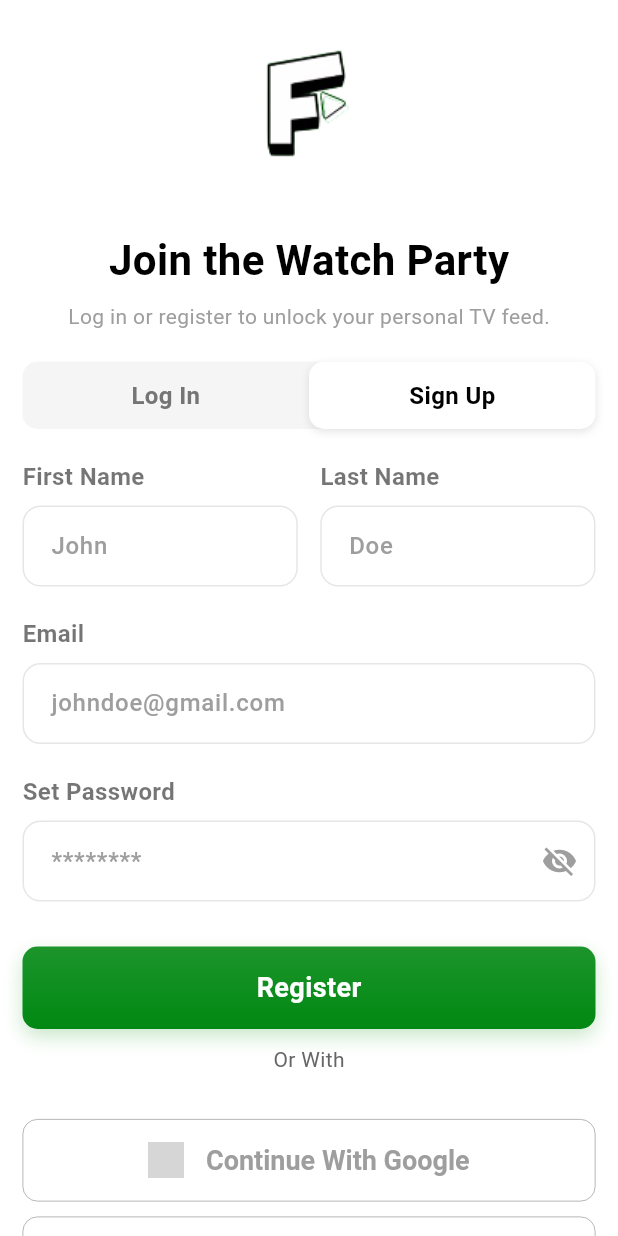
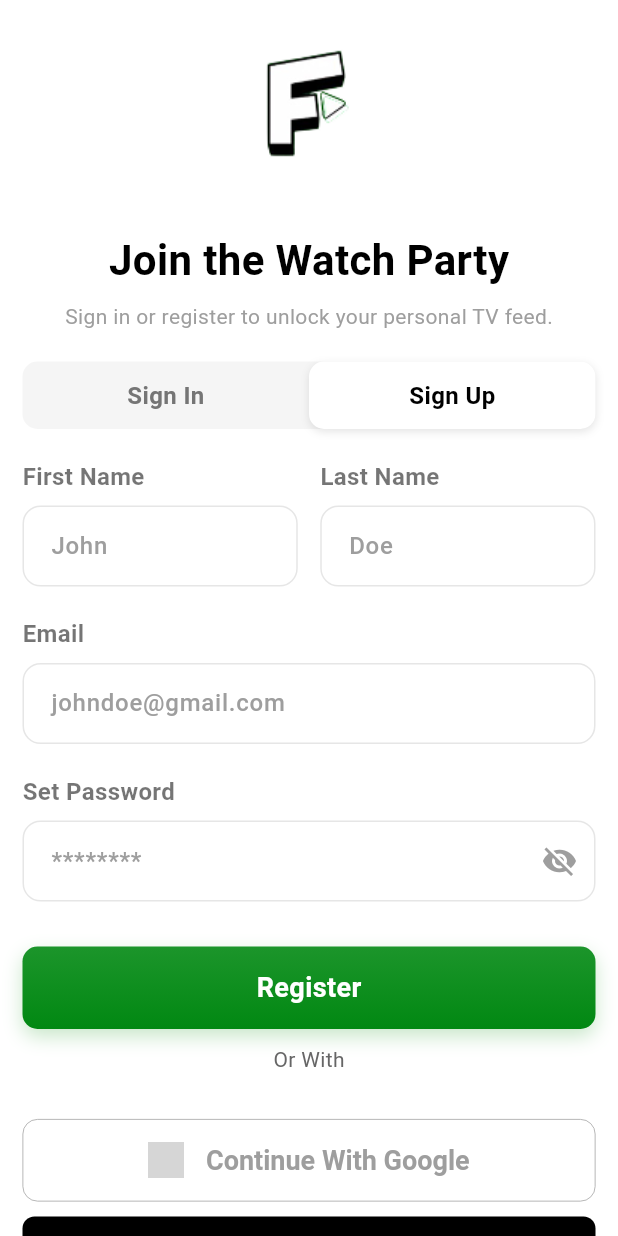
Before and after one commit to Kwabenabassaw/Finishd_supabase, a Flutter app: the Login screen opened by its route, after a tap on "Sign Up", on a phone screen of 412 x 824 dp. Run offline on Flutter 3.47's test engine with Material 3 defaults, Android fonts, the phone set to English and light mode, and no system bars; drawn by our look-alikes of sign_in_with_apple; our stand-ins replace app_links, cached_network_image, chewie, cloud_firestore, connectivity_plus, dash_chat_2 and 23 more; missing offline and left inert: tiktoklikescroller, tmdb_api, youtube_explode_dart; accounts and stored records are empty; generated files the repository leaves out were written again; grey boxes are pictures that could not be loaded.

Commit message:
ios changes

```diff
--- a/lib/onboarding/Login.dart
+++ b/lib/onboarding/Login.dart
@@ -1,11 +1,12 @@
 import 'package:finishd/onboarding/widgets/button.dart';
+import 'package:flutter/gestures.dart';
 import 'package:flutter/material.dart';
+import 'package:sign_in_with_apple/sign_in_with_apple.dart';
 import 'package:flutter/services.dart';
 import 'package:provider/provider.dart';
 import 'package:finishd/services/auth_service.dart';
 import 'package:finishd/provider/user_provider.dart';
 import 'package:finishd/screens/moderation_block_screen.dart';
-import 'package:font_awesome_flutter/font_awesome_flutter.dart';
 
 // Define the primary color (Green from the image)
 const Color primaryGreen = Color(0xFF1A8927);
@@ -212,12 +213,12 @@ class _LoginState extends State<Login> {
 
             // 3. Subtitle
             const Text(
-              'Log in or register to unlock your personal TV feed.',
+              'Sign in or register to unlock your personal TV feed.',
               style: TextStyle(fontSize: 14, color: Colors.grey),
             ),
             const SizedBox(height: 20),
 
-            // 4. Log In / Sign Up Segmented Control
+            // 4. Sign In / Sign Up Segmented Control
             const ToggleButtonRow(),
             const SizedBox(height: 30),
 
@@ -259,7 +260,7 @@ class _LoginState extends State<Login> {
                       _login();
                     }
                   },
-                  text: "Login",
+                  text: "Sign In",
                 ),
 
                 const Text("Or With"),
@@ -300,44 +301,49 @@ class _LoginState extends State<Login> {
                     ),
                   ),
                 ),
-                SizedBox(
-                  width: double.infinity,
+                SignInWithAppleButton(
+                  onPressed: _isLoading ? null : _loginWithApple,
+                  style: Theme.of(context).brightness == Brightness.dark
+                      ? SignInWithAppleButtonStyle.white
+                      : SignInWithAppleButtonStyle.black,
                   height: 55,
-                  child: ElevatedButton(
-                    onPressed: _isLoading ? null : _loginWithApple,
-                    style: ElevatedButton.styleFrom(
-                      backgroundColor:
-                          Theme.of(context).brightness == Brightness.dark
-                          ? const Color(0xFF1E1E1E)
-                          : Colors.white,
-                      shape: RoundedRectangleBorder(
-                        borderRadius: BorderRadius.circular(10),
-                        side: const BorderSide(color: Colors.grey, width: 0.5),
-                      ),
-                      elevation: 0,
-                    ),
-                    child: Row(
-                      spacing: 14,
-                      mainAxisSize: MainAxisSize.min,
+                ),
+                const SizedBox(height: 20),
+                // Privacy Policy & Terms of Service
+                Padding(
+                  padding: const EdgeInsets.symmetric(horizontal: 20),
+                  child: RichText(
+                    textAlign: TextAlign.center,
+                    text: TextSpan(
+                      style: const TextStyle(color: Colors.grey, fontSize: 12),
                       children: [
-                        FaIcon(
-                          FontAwesomeIcons.apple,
-                          size: 24.0,
-                          color: Theme.of(context).brightness == Brightness.dark
-                              ? Colors.white
-                              : Colors.grey,
+                        const TextSpan(
+                          text: 'By continuing, you agree to our ',
                         ),
-                        const Text(
-                          overflow: TextOverflow.ellipsis,
-                          textAlign: TextAlign.right,
-                          'Continue With Apple ',
-
-                          style: TextStyle(
-                            fontSize: 18,
+                        TextSpan(
+                          text: 'Terms of Service',
+                          style: const TextStyle(
+                            color: primaryGreen,
                             fontWeight: FontWeight.bold,
-                            color: Colors.grey,
                           ),
+                          recognizer: TapGestureRecognizer()
+                            ..onTap = () {
+                              // TODO: Add navigation to Terms of Service
+                            },
                         ),
+                        const TextSpan(text: ' and '),
+                        TextSpan(
+                          text: 'Privacy Policy',
+                          style: const TextStyle(
+                            color: primaryGreen,
+                            fontWeight: FontWeight.bold,
+                          ),
+                          recognizer: TapGestureRecognizer()
+                            ..onTap = () {
+                              // TODO: Add navigation to Privacy Policy
+                            },
+                        ),
+                        const TextSpan(text: '.'),
                       ],
                     ),
                   ),
@@ -476,7 +482,7 @@ class ToggleButtonRow extends StatelessWidget {
                   ],
                 ),
                 child: Text(
-                  'Log In',
+                  'Sign In',
                   style: TextStyle(
                     fontWeight: FontWeight.bold,
                     fontSize: 16,
--- a/lib/onboarding/signUp.dart
+++ b/lib/onboarding/signUp.dart
@@ -1,7 +1,8 @@
 import 'package:finishd/onboarding/widgets/button.dart';
+import 'package:flutter/gestures.dart';
 import 'package:flutter/material.dart';
+import 'package:sign_in_with_apple/sign_in_with_apple.dart';
 import 'package:flutter/services.dart';
-import 'package:font_awesome_flutter/font_awesome_flutter.dart';
 import 'package:provider/provider.dart';
 import 'package:finishd/services/auth_service.dart';
 import 'package:finishd/provider/user_provider.dart';
@@ -228,12 +229,12 @@ class _SignUpScreenState extends State<SignUpScreen> {
 
             // 3. Subtitle
             const Text(
-              'Log in or register to unlock your personal TV feed.',
+              'Sign in or register to unlock your personal TV feed.',
               style: TextStyle(fontSize: 14, color: Colors.grey),
             ),
             const SizedBox(height: 20),
 
-            // 4. Log In / Sign Up Segmented Control
+            // 4. Sign In / Sign Up Segmented Control
             const ToggleButtonRow(),
             const SizedBox(height: 20),
 
@@ -347,45 +348,49 @@ class _SignUpScreenState extends State<SignUpScreen> {
                     ),
                   ),
                 ),
-                SizedBox(
-                  width: double.infinity,
+                SignInWithAppleButton(
+                  onPressed: _isLoading ? null : _signUpWithApple,
+                  style: Theme.of(context).brightness == Brightness.dark
+                      ? SignInWithAppleButtonStyle.white
+                      : SignInWithAppleButtonStyle.black,
                   height: 55,
-                  child: ElevatedButton(
-                    onPressed: _isLoading ? null : _signUpWithApple,
-                    style: ElevatedButton.styleFrom(
-                      backgroundColor:
-                          Theme.of(context).brightness == Brightness.dark
-                          ? const Color(0xFF1E1E1E)
-                          : Colors.white,
-                      shape: RoundedRectangleBorder(
-                        borderRadius: BorderRadius.circular(10),
-                        side: const BorderSide(color: Colors.grey, width: 0.5),
-                      ),
-                      elevation: 0,
-                    ),
-                    child: Row(
-                      spacing: 14,
-                      mainAxisSize: MainAxisSize.min,
+                ),
+                const SizedBox(height: 20),
+                // Privacy Policy & Terms of Service
+                Padding(
+                  padding: const EdgeInsets.symmetric(horizontal: 20),
+                  child: RichText(
+                    textAlign: TextAlign.center,
+                    text: TextSpan(
+                      style: const TextStyle(color: Colors.grey, fontSize: 12),
                       children: [
-                        FaIcon(
-                          FontAwesomeIcons.apple,
-                          size: 24.0,
-                          color: Theme.of(context).brightness == Brightness.dark
-                              ? Colors.white
-                              : Colors.grey,
-                          // Google's primary brand color is red/blue/green/yellow
+                        const TextSpan(
+                          text: 'By continuing, you agree to our ',
                         ),
-                        const Text(
-                          overflow: TextOverflow.ellipsis,
-                          textAlign: TextAlign.right,
-                          'Continue With Apple ',
-
-                          style: TextStyle(
-                            fontSize: 18,
+                        TextSpan(
+                          text: 'Terms of Service',
+                          style: const TextStyle(
+                            color: primaryGreen,
                             fontWeight: FontWeight.bold,
-                            color: Colors.grey,
                           ),
+                          recognizer: TapGestureRecognizer()
+                            ..onTap = () {
+                              // TODO: Add navigation to Terms of Service
+                            },
                         ),
+                        const TextSpan(text: ' and '),
+                        TextSpan(
+                          text: 'Privacy Policy',
+                          style: const TextStyle(
+                            color: primaryGreen,
+                            fontWeight: FontWeight.bold,
+                          ),
+                          recognizer: TapGestureRecognizer()
+                            ..onTap = () {
+                              // TODO: Add navigation to Privacy Policy
+                            },
+                        ),
+                        const TextSpan(text: '.'),
                       ],
                     ),
                   ),
@@ -520,7 +525,7 @@ class ToggleButtonRow extends StatelessWidget {
                   borderRadius: BorderRadius.circular(10),
                 ),
                 child: Text(
-                  'Log In',
+                  'Sign In',
                   style: TextStyle(
                     fontWeight: FontWeight.bold,
                     fontSize: 16,
--- a/lib/onboarding/widgets/onboarding_widgets.dart
+++ b/lib/onboarding/widgets/onboarding_widgets.dart
@@ -131,7 +131,7 @@ class ToggleButtonRow extends StatelessWidget {
                       : [],
                 ),
                 child: Text(
-                  'Log In',
+                  'Sign In',
                   style: TextStyle(
                     fontWeight: FontWeight.bold,
                     fontSize: 16,
```
Also changed, not shown: 1 other file.
